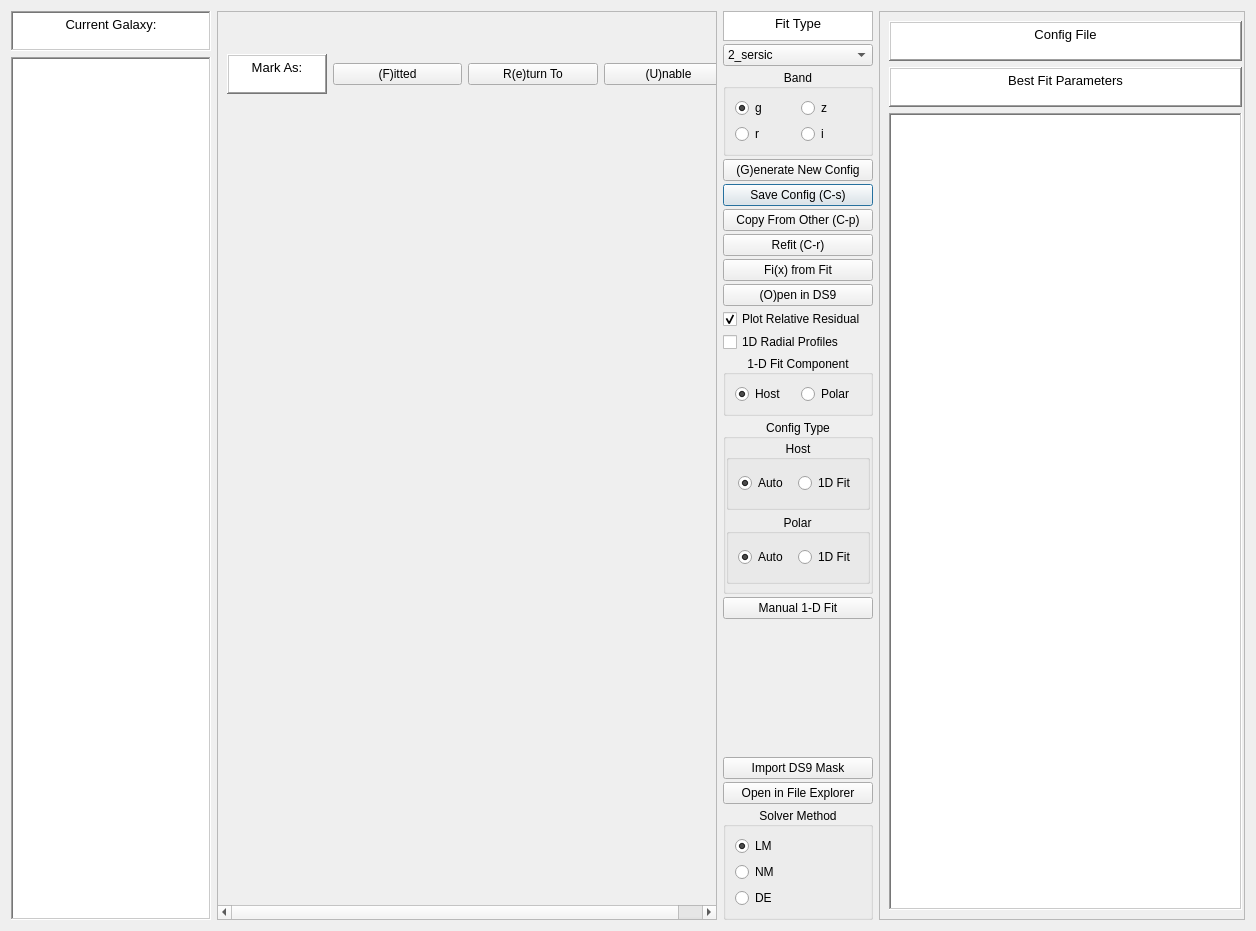
Qt form GUI/fit_gui.ui (rpsmith4/photometric-decomp-analysis) before a commit.
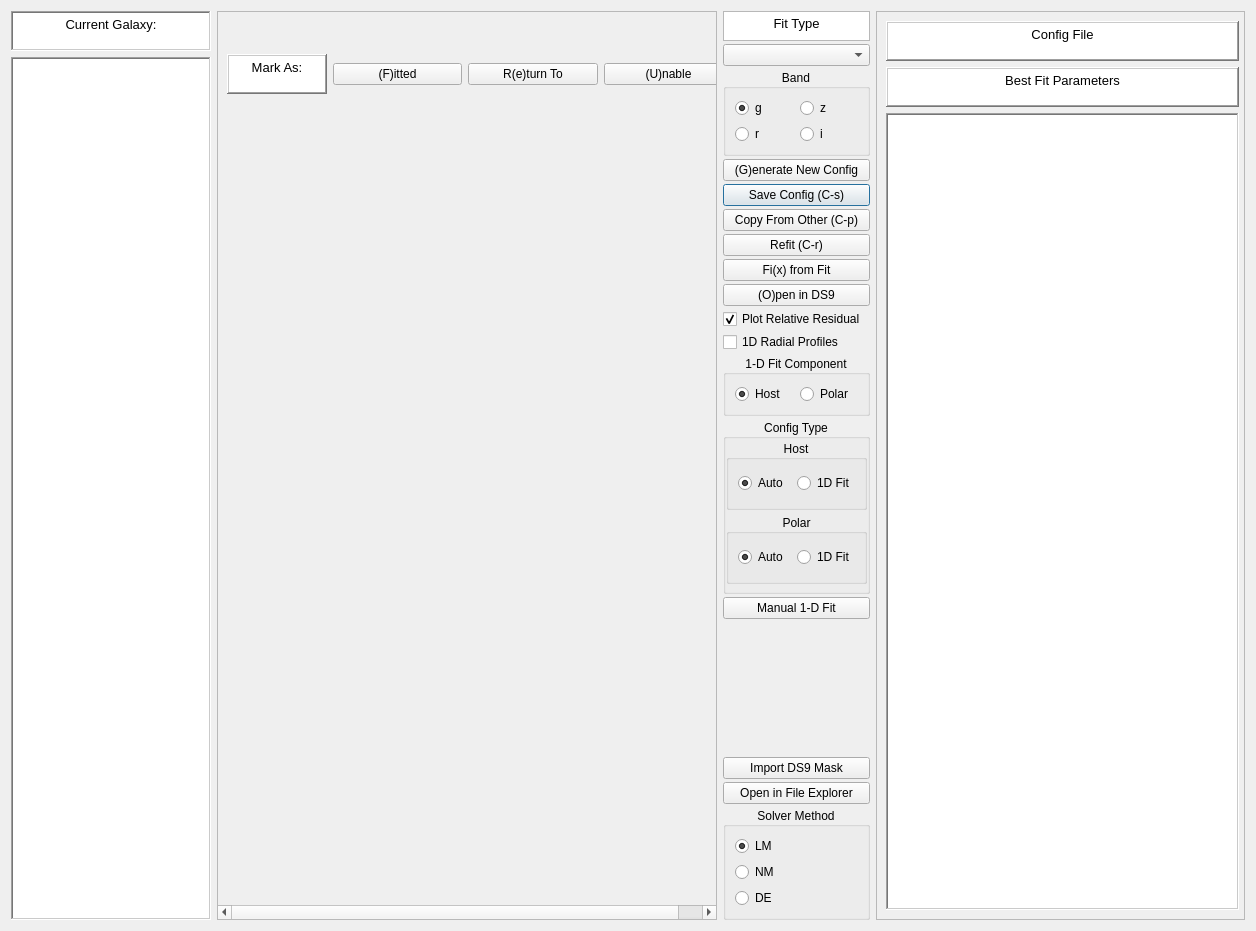
The same form after that commit.

```diff
--- a/GUI/fit_gui.ui
+++ b/GUI/fit_gui.ui
@@ -117,16 +117,6 @@
        <property name="toolTip">
         <string>&lt;html&gt;&lt;head/&gt;&lt;body&gt;&lt;p&gt;Fit type&lt;/p&gt;&lt;/body&gt;&lt;/html&gt;</string>
        </property>
-       <item>
-        <property name="text">
-         <string>2_sersic</string>
-        </property>
-       </item>
-       <item>
-        <property name="text">
-         <string>1_sersic_1_gauss_ring</string>
-        </property>
-       </item>
       </widget>
      </item>
      <item>
```
